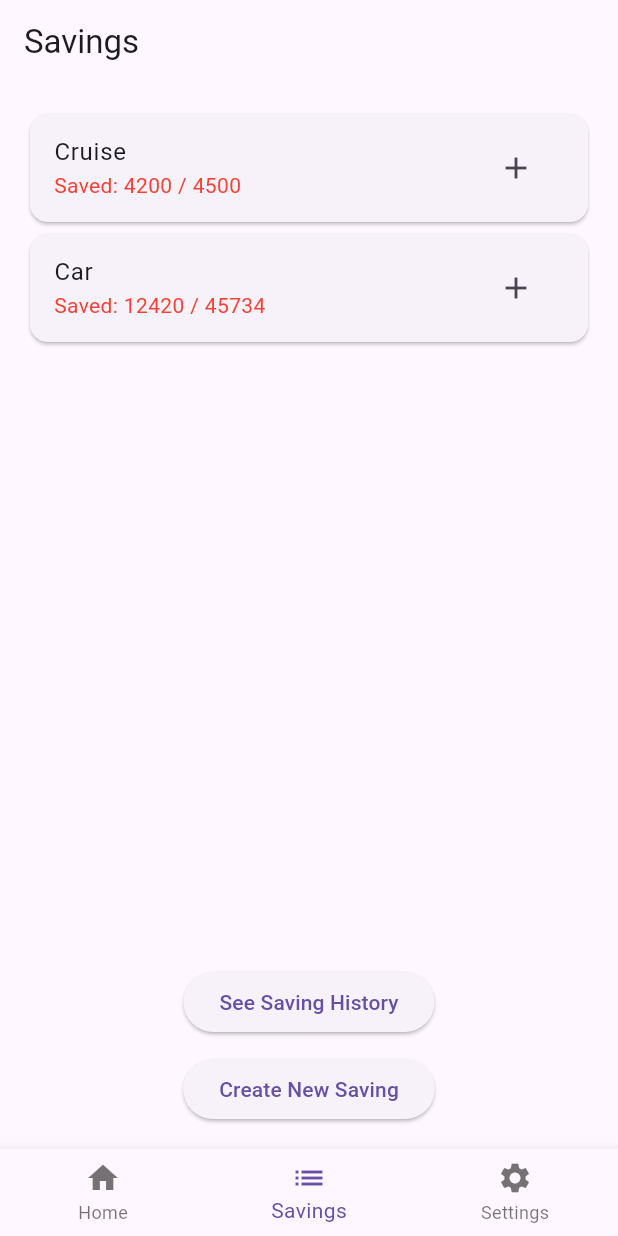
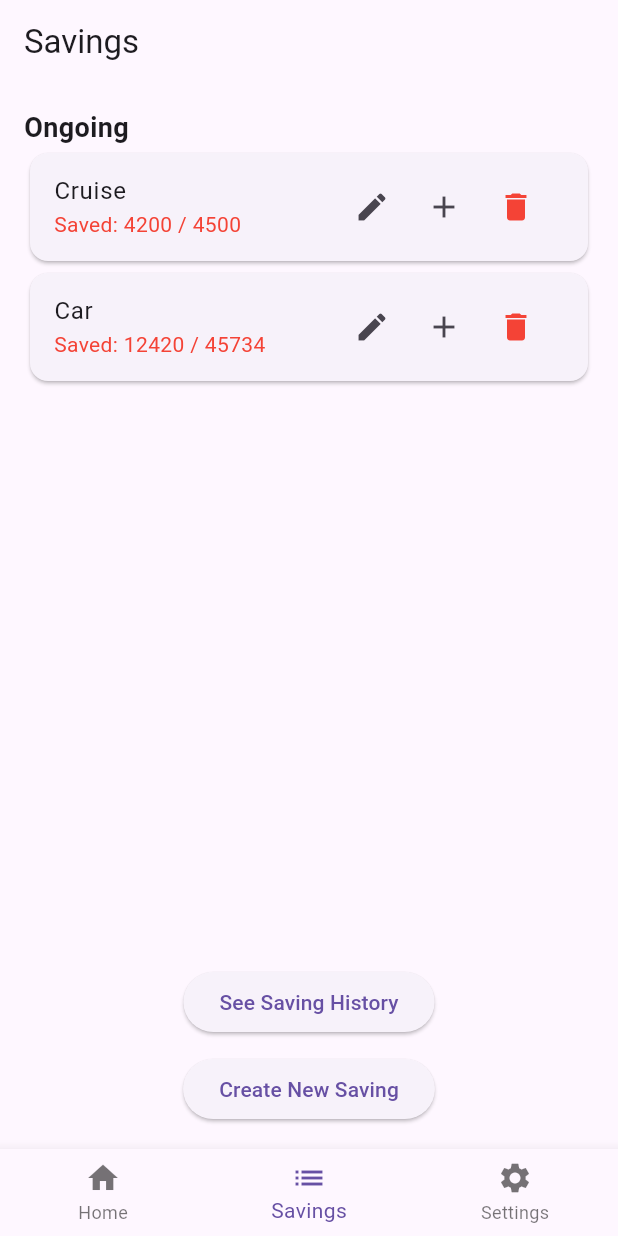
Before and after one commit to ymeichtry/PocketPlan, a Flutter app: the screen it shows after launch, item 2 of the bottom bar chosen, on a phone screen of 412 x 824 dp. Run offline on Flutter 3.47's test engine with Material 3 defaults, Android fonts, the phone set to English and light mode, and no system bars; our stand-ins replace fl_chart.

Commit message:
created edit and delete button to savings

```diff
--- a/lib/savings_page.dart
+++ b/lib/savings_page.dart
@@ -74,6 +74,50 @@ class _SavingsPageState extends State<SavingsPage> {
     );
   }
 
+  void _showEditSavingDialog(int index) {
+    TextEditingController titleController =
+        TextEditingController(text: savings[index]["title"]);
+    TextEditingController amountController =
+        TextEditingController(text: savings[index]["goal"].toString());
+
+    showDialog(
+      context: context,
+      builder: (context) => AlertDialog(
+        title: Text("Edit Saving"),
+        content: Column(
+          mainAxisSize: MainAxisSize.min,
+          children: [
+            TextField(
+              controller: titleController,
+              decoration: InputDecoration(labelText: "Title"),
+            ),
+            TextField(
+              controller: amountController,
+              keyboardType: TextInputType.number,
+              decoration: InputDecoration(labelText: "Goal Amount"),
+            ),
+          ],
+        ),
+        actions: [
+          TextButton(
+            onPressed: () => Navigator.pop(context),
+            child: Text("Cancel"),
+          ),
+          ElevatedButton(
+            onPressed: () {
+              setState(() {
+                savings[index]["title"] = titleController.text;
+                savings[index]["goal"] = int.parse(amountController.text);
+              });
+              Navigator.pop(context);
+            },
+            child: Text("Save"),
+          ),
+        ],
+      ),
+    );
+  }
+
   void _showCreateNewSaving() {
     TextEditingController titleController = TextEditingController();
     TextEditingController amountController = TextEditingController();
@@ -118,8 +162,19 @@ class _SavingsPageState extends State<SavingsPage> {
     );
   }
 
+  void _deleteSaving(int index) {
+    setState(() {
+      savings.removeAt(index);
+    });
+  }
+
   @override
   Widget build(BuildContext context) {
+    List<Map<String, dynamic>> ongoingSavings =
+        savings.where((s) => s["saved"] < s["goal"]).toList();
+    List<Map<String, dynamic>> doneSavings =
+        savings.where((s) => s["saved"] >= s["goal"]).toList();
+
     return Scaffold(
       appBar: AppBar(title: Text("Savings")),
       body: Padding(
@@ -127,26 +182,24 @@ class _SavingsPageState extends State<SavingsPage> {
         child: Column(
           children: [
             Expanded(
-              child: ListView.builder(
-                itemCount: savings.length,
-                itemBuilder: (context, index) {
-                  final saving = savings[index];
-                  bool isDone = saving["saved"] >= saving["goal"];
-                  return Card(
-                    child: ListTile(
-                      title: Text(saving["title"]),
-                      subtitle: Text(
-                        "Saved: ${saving["saved"]} / ${saving["goal"]}",
-                        style: TextStyle(
-                            color: isDone ? Colors.green : Colors.red),
-                      ),
-                      trailing: IconButton(
-                        icon: Icon(Icons.add),
-                        onPressed: () => _showAddMoneyDialog(index),
-                      ),
-                    ),
-                  );
-                },
+              child: ListView(
+                children: [
+                  if (ongoingSavings.isNotEmpty) ...[
+                    Text("Ongoing", style: TextStyle(fontSize: 18, fontWeight: FontWeight.bold)),
+                    ...ongoingSavings.map((saving) {
+                      int index = savings.indexOf(saving);
+                      return _buildSavingCard(saving, index);
+                    }).toList(),
+                  ],
+                  if (doneSavings.isNotEmpty) ...[
+                    SizedBox(height: 20),
+                    Text("Done", style: TextStyle(fontSize: 18, fontWeight: FontWeight.bold)),
+                    ...doneSavings.map((saving) {
+                      int index = savings.indexOf(saving);
+                      return _buildSavingCard(saving, index);
+                    }).toList(),
+                  ],
+                ],
               ),
             ),
             SizedBox(height: 10),
@@ -164,4 +217,35 @@ class _SavingsPageState extends State<SavingsPage> {
       ),
     );
   }
+
+  Widget _buildSavingCard(Map<String, dynamic> saving, int index) {
+    bool isDone = saving["saved"] >= saving["goal"];
+
+    return Card(
+      child: ListTile(
+        title: Text(saving["title"]),
+        subtitle: Text(
+          "Saved: ${saving["saved"]} / ${saving["goal"]}",
+          style: TextStyle(color: isDone ? Colors.green : Colors.red),
+        ),
+        trailing: Row(
+          mainAxisSize: MainAxisSize.min,
+          children: [
+            IconButton(
+              icon: Icon(Icons.edit),
+              onPressed: () => _showEditSavingDialog(index),
+            ),
+            IconButton(
+              icon: Icon(Icons.add),
+              onPressed: () => _showAddMoneyDialog(index),
+            ),
+            IconButton(
+              icon: Icon(Icons.delete, color: Colors.red),
+              onPressed: () => _deleteSaving(index),
+            ),
+          ],
+        ),
+      ),
+    );
+  }
 }
```
